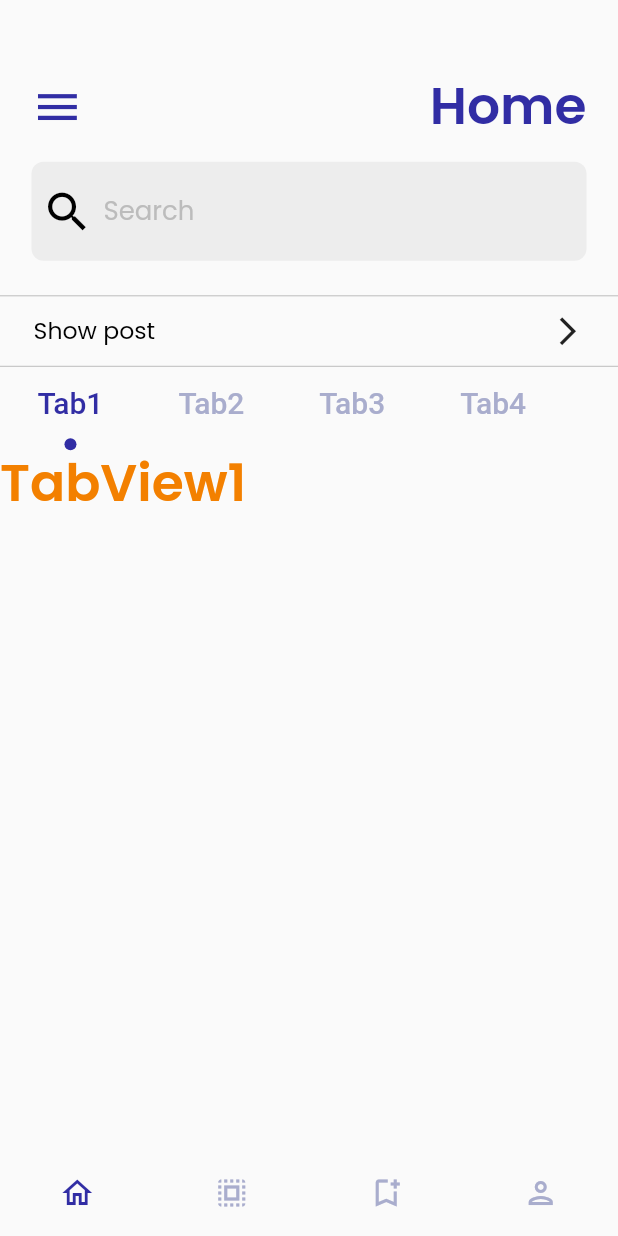
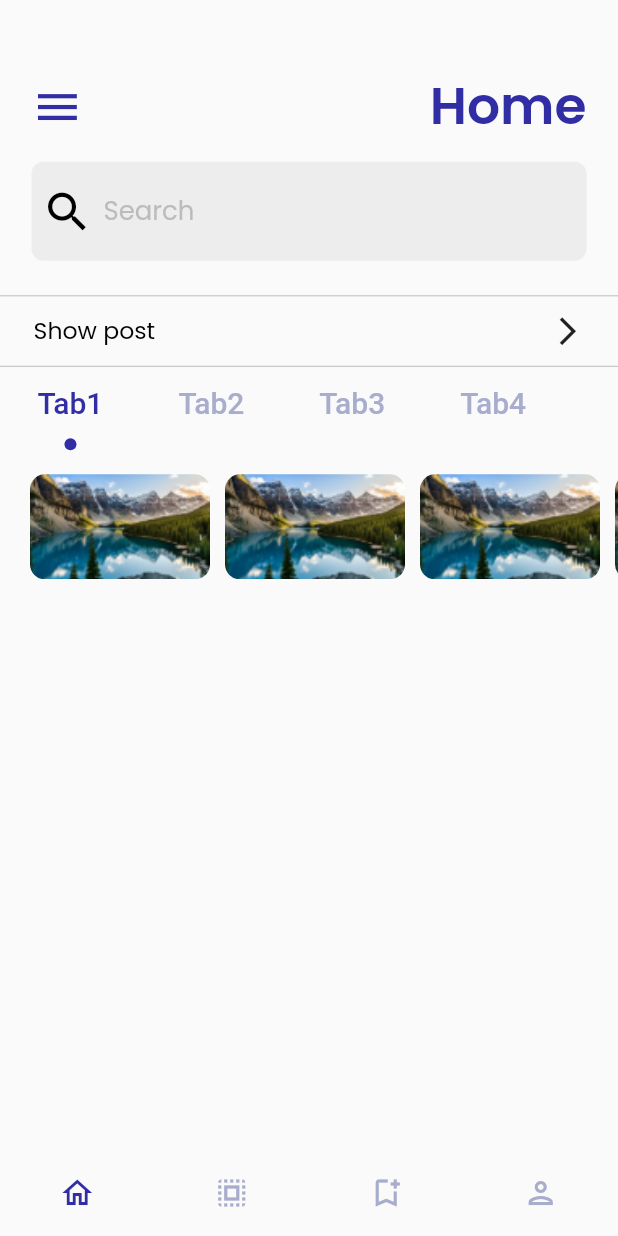
Before and after one commit to zulayqoh/TravelApp, a Flutter app: the screen it shows after launch, on a phone screen of 412 x 824 dp. Run offline on Flutter 3.47's test engine with Material 2 defaults, Android fonts, the phone set to English and light mode, and no system bars; our stand-ins replace get.

Commit message:
implemented list view builder in first tab

```diff
--- a/lib/pages/home_navigation_pages/home_page.dart
+++ b/lib/pages/home_navigation_pages/home_page.dart
@@ -74,7 +74,10 @@ class _HomePageState extends State<HomePage> with TickerProviderStateMixin {
           Align(
             alignment: Alignment.topLeft,
             child: TabBar(
-              indicator: CircularTabIndicator(radius: 4, color: AppColors.appMainColor),
+
+              ///Implemented the Circular tab indicator
+              indicator: CircularTabIndicator(
+                  radius: 4, color: AppColors.appMainColor),
               labelPadding: EdgeInsets.only(left: 25, right: 25),
               // indicatorPadding: EdgeInsets.only(top: 43, left: 18, right: 18),
               // indicator: BoxDecoration(
@@ -102,16 +105,32 @@ class _HomePageState extends State<HomePage> with TickerProviderStateMixin {
             ),
           ),
           Container(
+            margin: EdgeInsets.only(left: 20, top: 20),
             width: double.maxFinite,
-            height: 300,
+            height: 70,
             child: TabBarView(
                 controller: _tabController,
-                children: const [
-              SemiBoldText(text: 'TabView1'),
-              SemiBoldText(text: 'TabView2'),
-              SemiBoldText(text: 'TabView3'),
-              SemiBoldText(text: 'TabView4'),
-            ]),
+                children: [
+                  ListView.builder(
+                    scrollDirection: Axis.horizontal,
+                    itemCount: 4,
+                      itemBuilder: (_, index) {
+                    return Container(
+                      width: 120,
+                      height: 70,
+                      margin: EdgeInsets.only(right: 10),
+                      decoration: BoxDecoration(
+                        borderRadius: BorderRadius.circular(10),
+                        image: DecorationImage(
+                          fit: BoxFit.fitHeight,
+                            image: AssetImage('assets/images/canada1.png')),
+                      ),
+                    );
+                  }),
+                  SemiBoldText(text: 'TabView2'),
+                  SemiBoldText(text: 'TabView3'),
+                  SemiBoldText(text: 'TabView4'),
+                ]),
           ),
         ],
       ),
```
Also changed, not shown: assets/images/australia.png (added), assets/images/canada.png (added), assets/images/canada1.png (added), assets/images/usa.png (added).
